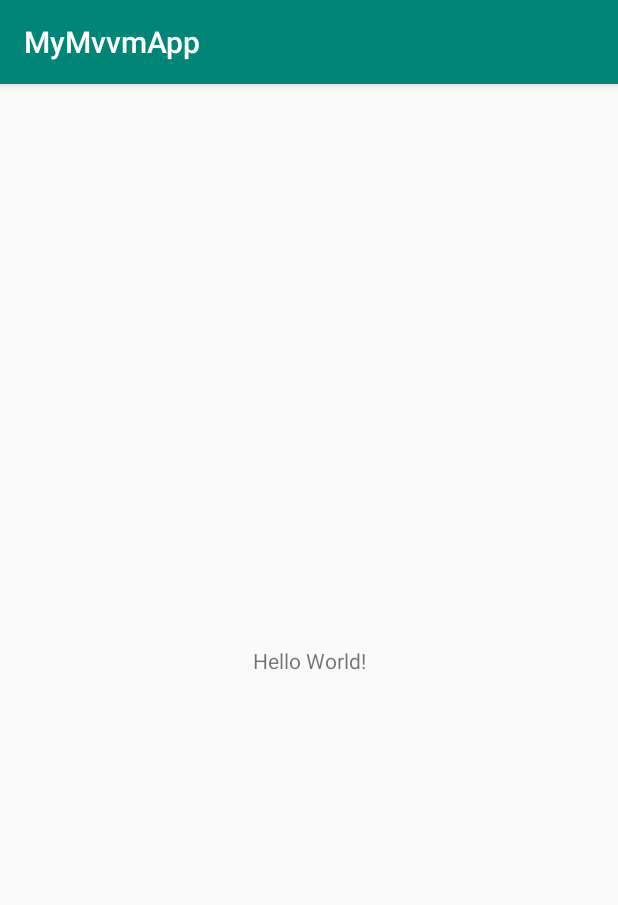
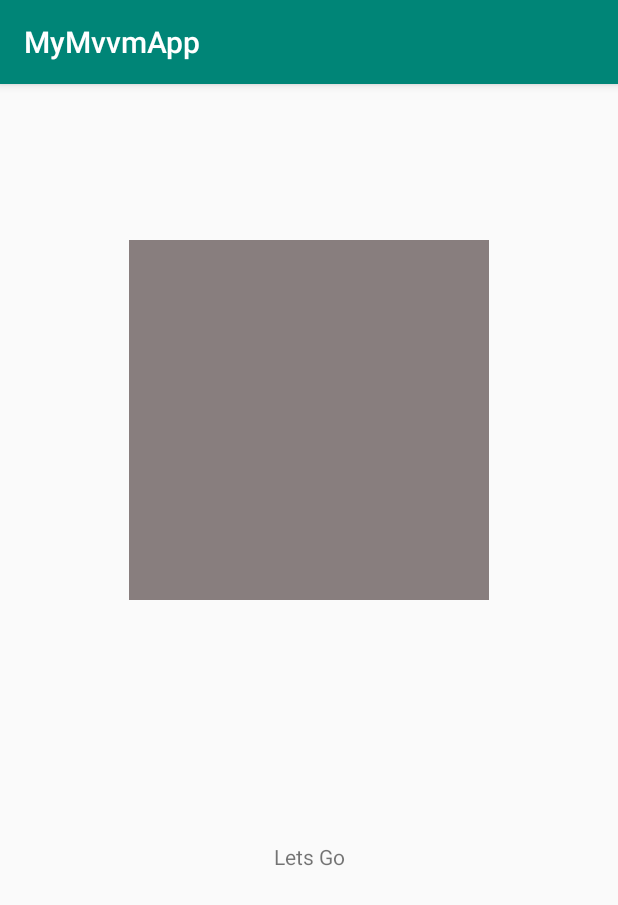
Before and after one commit to Dhanraj-bidchat/MyMvvmApp, an Android app: the screen it shows after launch (SplashActivity), on a phone screen of 412 x 824 dp. Shown: the top 905 px of the screen. Run offline under Robolectric (Android 15) with nearby library versions, the phone set to English and light mode, and no system bars; our stand-ins replace data binding.

Commit message:
-splash screen added

```diff
--- a/app/src/main/java/com/dhanraj/mymvvmapp/ui/splash/SplashActivity.java
+++ b/app/src/main/java/com/dhanraj/mymvvmapp/ui/splash/SplashActivity.java
@@ -1,15 +1,27 @@
 package com.dhanraj.mymvvmapp.ui.splash;
 
+import android.databinding.DataBindingUtil;
 import android.support.v7.app.AppCompatActivity;
 import android.os.Bundle;
 
 import com.dhanraj.mymvvmapp.R;
+import com.dhanraj.mymvvmapp.databinding.ActivitySplashBinding;
 
 public class SplashActivity extends AppCompatActivity {
+
+    private static final String TAG = SplashActivity.class.getSimpleName();
+    private ActivitySplashBinding binding;
+
 
     @Override
     protected void onCreate(Bundle savedInstanceState) {
         super.onCreate(savedInstanceState);
-        setContentView(R.layout.activity_splash);
+//        setContentView(R.layout.activity_splash);
+        binding = DataBindingUtil.setContentView(this, R.layout.activity_splash);
+
+        SplashViewModel model = new SplashViewModel(R.mipmap.ic_launcher_round, "Lets Go");
+        binding.setSplash(model);
+        binding.setHandler(new SplashScreenHandlers());
+
     }
 }
--- /dev/null
+++ b/app/src/main/java/com/dhanraj/mymvvmapp/ui/splash/SplashScreenHandlers.java
@@ -0,0 +1,11 @@
+package com.dhanraj.mymvvmapp.ui.splash;
+
+import android.view.View;
+import android.widget.Toast;
+
+public class SplashScreenHandlers {
+
+    public void onClickImage(View view, SplashViewModel model) {
+        Toast.makeText(view.getContext(), "This is image "+ model.getAppname(), Toast.LENGTH_SHORT).show();
+    }
+}
--- /dev/null
+++ b/app/src/main/java/com/dhanraj/mymvvmapp/ui/splash/SplashViewModel.java
@@ -0,0 +1,30 @@
+package com.dhanraj.mymvvmapp.ui.splash;
+
+import android.graphics.drawable.Drawable;
+
+public class SplashViewModel {
+
+    private int drawable;
+    private String appname;
+
+    public SplashViewModel(int drawable, String name) {
+        this.drawable = drawable;
+        this.appname = name;
+    }
+
+    public int getDrawable() {
+        return drawable;
+    }
+
+    public void setDrawable(int drawable) {
+        this.drawable = drawable;
+    }
+
+    public String getAppname() {
+        return appname;
+    }
+
+    public void setAppname(String appname) {
+        this.appname = appname;
+    }
+}
--- a/app/src/main/res/layout/activity_splash.xml
+++ b/app/src/main/res/layout/activity_splash.xml
@@ -1,18 +1,53 @@
 <?xml version="1.0" encoding="utf-8"?>
-<android.support.constraint.ConstraintLayout xmlns:android="http://schemas.android.com/apk/res/android"
+<layout xmlns:android="http://schemas.android.com/apk/res/android"
     xmlns:app="http://schemas.android.com/apk/res-auto"
-    xmlns:tools="http://schemas.android.com/tools"
+    xmlns:tools="http://schemas.android.com/tools">
+
+    <data>
+
+        <variable
+            name="splash"
+            type="com.dhanraj.mymvvmapp.ui.splash.SplashViewModel" />
+        <variable
+            name="handler"
+            type="com.dhanraj.mymvvmapp.ui.splash.SplashScreenHandlers" />
+
+    </data>
+
+    <android.support.constraint.ConstraintLayout
         android:layout_width="match_parent"
         android:layout_height="match_parent"
         tools:context=".ui.splash.SplashActivity">
 
+        <ImageView
+            android:id="@+id/ivSplash"
+            android:layout_width="240dp"
+            android:layout_height="240dp"
+            android:layout_marginStart="8dp"
+            android:layout_marginTop="104dp"
+            android:layout_marginEnd="8dp"
+            android:onClick="@{(v) -> handler.onClickImage(v, splash)}"
+            android:src="@{splash.drawable}"
+            app:layout_constraintEnd_toEndOf="parent"
+            app:layout_constraintStart_toStartOf="parent"
+            app:layout_constraintTop_toTopOf="parent"
+            tools:src="@mipmap/ic_launcher" />
+
         <TextView
+            android:id="@+id/tvAppName"
             android:layout_width="wrap_content"
             android:layout_height="wrap_content"
-        android:text="Hello World!"
+            android:layout_marginStart="8dp"
+            android:layout_marginTop="48dp"
+            android:layout_marginEnd="8dp"
+            android:layout_marginBottom="8dp"
+            android:text="@{splash.appname}"
             app:layout_constraintBottom_toBottomOf="parent"
-        app:layout_constraintLeft_toLeftOf="parent"
-        app:layout_constraintRight_toRightOf="parent"
-        app:layout_constraintTop_toTopOf="parent" />
+            app:layout_constraintEnd_toEndOf="parent"
+            app:layout_constraintStart_toStartOf="parent"
+            app:layout_constraintTop_toBottomOf="@+id/ivSplash"
+            app:layout_constraintVertical_bias="0.326"
+            tools:text="sample text" />
 
     </android.support.constraint.ConstraintLayout>
+</layout>
```
Lines whose indentation alone changed are shown as unchanged.
